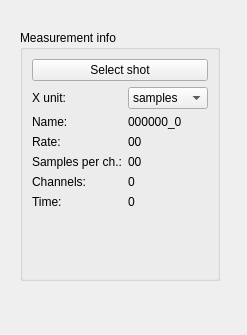
Qt form ui/PlotterUIDesign.ui (AVSidorov/FT2SXR) before a commit.
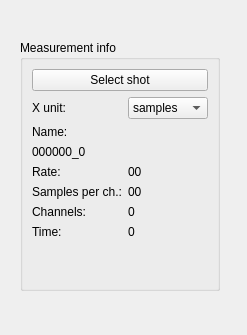
The same form after that commit.

Diff of the .ui file:
```diff
--- a/ui/PlotterUIDesign.ui
+++ b/ui/PlotterUIDesign.ui
@@ -29,7 +29,7 @@
    <property name="geometry">
     <rect>
      <x>20</x>
-     <y>30</y>
+     <y>40</y>
      <width>200</width>
      <height>251</height>
     </rect>
@@ -109,63 +109,63 @@
       </property>
      </widget>
     </item>
-    <item row="2" column="1">
+    <item row="3" column="0">
      <widget class="QLabel" name="name_val_label">
       <property name="text">
        <string>000000_0</string>
       </property>
      </widget>
     </item>
-    <item row="3" column="0">
+    <item row="4" column="0">
      <widget class="QLabel" name="rate_label">
       <property name="text">
        <string>Rate:</string>
       </property>
      </widget>
     </item>
-    <item row="3" column="1">
+    <item row="4" column="1">
      <widget class="QLabel" name="rate_val_label">
       <property name="text">
        <string>00</string>
       </property>
      </widget>
     </item>
-    <item row="4" column="0">
+    <item row="5" column="0">
      <widget class="QLabel" name="samples_label">
       <property name="text">
        <string>Samples per ch.:</string>
       </property>
      </widget>
     </item>
-    <item row="4" column="1">
+    <item row="5" column="1">
      <widget class="QLabel" name="samples_val_label">
       <property name="text">
        <string>00</string>
       </property>
      </widget>
     </item>
-    <item row="5" column="0">
+    <item row="6" column="0">
      <widget class="QLabel" name="channels_label">
       <property name="text">
        <string>Channels:</string>
       </property>
      </widget>
     </item>
-    <item row="5" column="1">
+    <item row="6" column="1">
      <widget class="QLabel" name="channels_val_label">
       <property name="text">
        <string>0</string>
       </property>
      </widget>
     </item>
-    <item row="6" column="0">
+    <item row="7" column="0">
      <widget class="QLabel" name="time_label">
       <property name="text">
        <string>Time:</string>
       </property>
      </widget>
     </item>
-    <item row="6" column="1">
+    <item row="7" column="1">
      <widget class="QLabel" name="time_val_label">
       <property name="text">
        <string>0</string>
```
